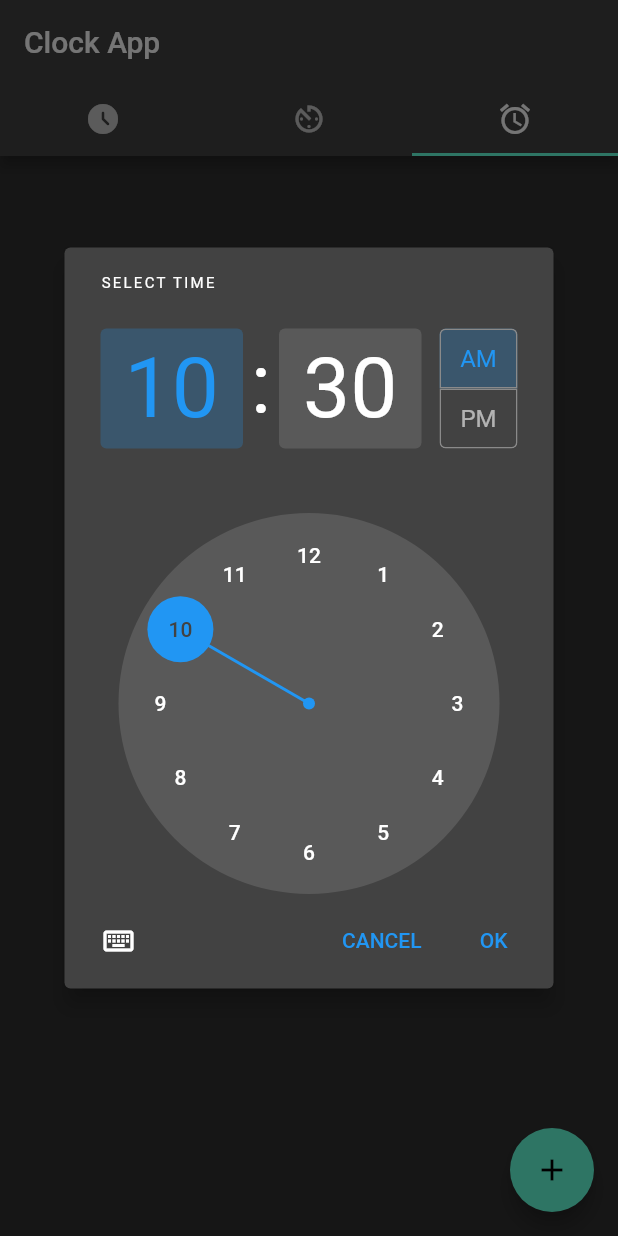
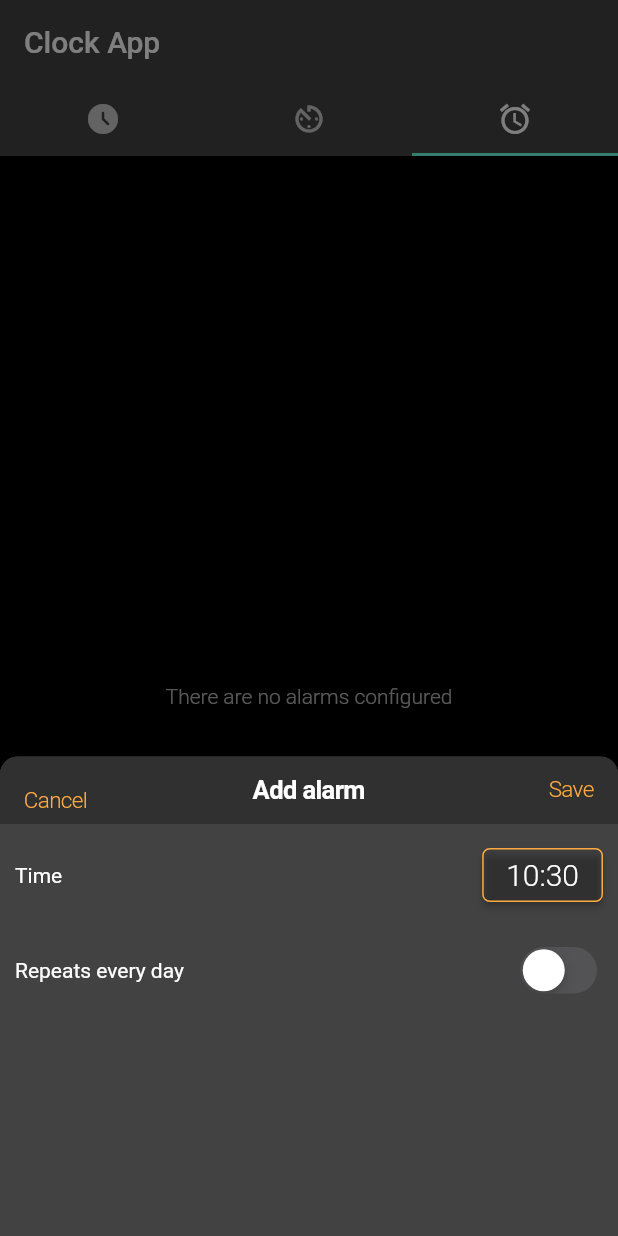
Before and after one commit to rodrigoc85/clock_demo, a Flutter app: the screen it shows after launch, tab 3 chosen, after a tap on the "add" icon, on a phone screen of 412 x 824 dp. Run offline on Flutter 3.47's test engine with Material 2 defaults, Android fonts, the phone set to English and light mode, and no system bars; our stand-ins replace flutter_slidable, modal_bottom_sheet.

Commit message:
Completing UI for iOS

```diff
--- /dev/null
+++ b/lib/helpers/helpers.dart
@@ -0,0 +1,17 @@
+import 'package:clock_test/models/alarm_data.dart';
+
+AlarmData? searchAlarmById(List<AlarmData> alarms, String id) {
+  for (var alarm in alarms) {
+    if (alarm.id == id) return alarm;
+  }
+}
+
+String formatTimeDigit(int val) {
+  late String sHour;
+  if (val < 10) {
+    sHour = "0$val";
+  } else {
+    sHour = "$val";
+  }
+  return sHour;
+}
--- a/lib/main.dart
+++ b/lib/main.dart
@@ -1,3 +1,7 @@
+import 'package:clock_test/models/alarm_data.dart';
+import 'package:clock_test/providers/alarm_provider.dart';
+import 'package:clock_test/ui/alarm_modal.dart';
+import 'package:clock_test/views/alarm_page.dart';
 import 'package:clock_test/views/analog_clock_page.dart';
 import 'package:clock_test/views/digital_clock_page.dart';
 import 'package:clock_test/ui/clock_base_app.dart';
@@ -5,12 +9,17 @@ import 'package:clock_test/ui/clock_scaffold.dart';
 import 'package:flutter/cupertino.dart';
 import 'package:flutter/material.dart';
 import 'package:flutter/services.dart';
+import 'package:provider/provider.dart';
 
 Future<void> main() async {
   WidgetsFlutterBinding.ensureInitialized();
-  runApp(ClockBaseApp(
-    child: AlarmApp(),
-  ));
+  runApp(MultiProvider(
+      providers: [
+        ChangeNotifierProvider<AlarmProvider>(create: (_) => AlarmProvider())
+      ],
+      child: ClockBaseApp(
+        child: AlarmApp(),
+      )));
 }
 
 class AlarmApp extends StatefulWidget {
@@ -22,12 +31,6 @@ class AlarmApp extends StatefulWidget {
 }
 
 class _AlarmAppState extends State<AlarmApp> {
-  bool _timeSet = false;
-
-  TimeOfDay _time = TimeOfDay.now();
-  var _day = DateTime.now().day;
-  var _month = DateTime.now().month;
-  var _year = DateTime.now().year;
   int _hour = 0;
   int _minute = 0;
 
@@ -49,61 +52,30 @@ class _AlarmAppState extends State<AlarmApp> {
         TabContent(
             icon: Icons.alarm,
             title: "Alarms",
-            page: _alarmPage(context),
+            page: AlarmPage(),
             action: ActionItem(
               icon: Icons.add,
               onTap: () {
-                _selectTime(context);
+                openAlarmModal(
+                    context,
+                    "Add alarm",
+                    AlarmData(
+                      id: "${DateTime.now().millisecondsSinceEpoch}",
+                      hours: DateTime.now().hour,
+                      minutes: DateTime.now().minute,
+                      repeats: false,
+                      enabled: true,
+                    ));
+                //_selectTime(context);
               },
             )),
       ],
     );
   }
 
-  Widget _alarmPage(BuildContext context) {
-    return Center(
-      child: Column(
-        mainAxisAlignment: MainAxisAlignment.center,
-        children: <Widget>[
-          if (_timeSet) Text(_time.toString().substring(10, 15)),
-          if (_timeSet)
-            ElevatedButton(
-              onPressed: () {
-                setState(() {
-                  _timeSet = false;
-                });
-                _deleteAlarm(context);
-              },
-              child: Text(
-                  "Delete Alarm for ${_time.toString().substring(10, 15)}"),
-            ),
-        ],
-      ),
-    );
-  }
-
-  void _selectTime(BuildContext context) async {
-    TimeOfDay? picked =
-        await showTimePicker(context: context, initialTime: _time);
-
-    if (picked != null && picked != _time) {
-      print("Time Current: ${_time.toString().substring(10, 15)}");
-      setState(() {
-        _time = picked;
-        _timeSet = true;
-        _hour = int.parse(_time.toString().substring(10, 12));
-        _minute = int.parse(_time.toString().substring(13, 15));
-        timeInMillies = DateTime(_year, _month, _day, _hour, _minute)
-            .millisecondsSinceEpoch;
-        print(timeInMillies);
-        _setupAlarm(context);
-      });
-    }
-  }
-
   _setupAlarm(BuildContext context) async {
     String data = await AlarmApp.methodChannel
-        .invokeMethod("startAlarm", [timeInMillies, _hour, _minute]);
+        .invokeMethod("startAlarm", ["idalarma", _hour, _minute, false]);
     debugPrint(data);
     showToast(context, data);
   }
--- /dev/null
+++ b/lib/models/alarm_data.dart
@@ -0,0 +1,32 @@
+class AlarmData {
+  String id; // = "${DateTime.now().millisecondsSinceEpoch}";
+  int hours;
+  int minutes;
+  bool repeats;
+  bool enabled;
+
+  AlarmData({
+    required this.id,
+    required this.hours,
+    required this.minutes,
+    required this.repeats,
+    required this.enabled,
+  });
+
+  update(AlarmData newData) {
+    this.id = newData.id;
+    this.hours = newData.hours;
+    this.minutes = newData.minutes;
+    this.repeats = newData.repeats;
+    this.enabled = newData.enabled;
+  }
+
+  AlarmData copy() {
+    return AlarmData(
+        id: this.id,
+        hours: this.hours,
+        minutes: this.minutes,
+        repeats: this.repeats,
+        enabled: this.enabled);
+  }
+}
--- /dev/null
+++ b/lib/providers/alarm_provider.dart
@@ -0,0 +1,47 @@
+import 'package:clock_test/helpers/helpers.dart';
+import 'package:clock_test/models/alarm_data.dart';
+import 'package:flutter/material.dart';
+
+class AlarmProvider extends ChangeNotifier {
+  List<AlarmData> _alarms = [
+    /*AlarmData(id: "1", hours: 5, minutes: 20, repeats: false, enabled: true),
+    AlarmData(id: "3", hours: 10, minutes: 45, repeats: true, enabled: false),
+    AlarmData(id: "4", hours: 23, minutes: 34, repeats: false, enabled: false),
+    AlarmData(id: "2", hours: 8, minutes: 30, repeats: true, enabled: true),
+    AlarmData(id: "5", hours: 5, minutes: 10, repeats: false, enabled: true),*/
+  ];
+
+  List<AlarmData> get alarms {
+    _alarms.sort((AlarmData a, AlarmData b) {
+      if (a.hours != b.hours) {
+        return a.hours.compareTo(b.hours);
+      }
+      return a.minutes.compareTo(b.minutes);
+    });
+    return _alarms;
+  }
+
+  cleanAlarmsOnFirstRun(BuildContext context) async {}
+
+  loadAlarms(BuildContext context, {bool update = false}) async {}
+
+  deleteAlarm(String id) {
+    for (var i = 0; i < _alarms.length; i++) {
+      if (_alarms[i].id == id) {
+        _alarms.removeAt(i);
+        break;
+      }
+    }
+    this.notifyListeners();
+  }
+
+  saveAlarm(AlarmData alarm) {
+    AlarmData? prevAlarm = searchAlarmById(_alarms, alarm.id);
+    if (prevAlarm != null) {
+      prevAlarm.update(alarm);
+    } else {
+      _alarms.add(alarm);
+    }
+    this.notifyListeners();
+  }
+}
--- /dev/null
+++ b/lib/ui/alarm_modal.dart
@@ -0,0 +1,73 @@
+import 'package:clock_test/models/alarm_data.dart';
+import 'package:clock_test/providers/alarm_provider.dart';
+import 'package:clock_test/ui/alarm_repeat_field.dart';
+import 'package:clock_test/ui/alarm_time_field.dart';
+import 'package:flutter/cupertino.dart';
+import 'package:flutter/material.dart';
+import 'package:modal_bottom_sheet/modal_bottom_sheet.dart';
+import 'package:provider/provider.dart';
+
+void openAlarmModal(BuildContext context, String title, AlarmData alarm) {
+  /*AlarmData(
+      id: "${DateTime.now().millisecondsSinceEpoch}",
+      hours: DateTime.now().hour.toString(),
+      minutes: DateTime.now().minute.toString(),
+      repeats: false,
+      enabled: true,
+    ); */
+  final alarmProvider = Provider.of<AlarmProvider>(context, listen: false);
+  showCupertinoModalBottomSheet(
+    barrierColor: Colors.black.withOpacity(0.5),
+    context: context,
+    builder: (context) => Material(
+        child: CupertinoPageScaffold(
+      navigationBar: CupertinoNavigationBar(
+        leading: GestureDetector(
+          onTap: () {
+            Navigator.pop(context);
+          },
+          child: Padding(
+            padding: const EdgeInsets.only(top: 14.0),
+            child: Text(
+              "Cancel",
+              style: TextStyle(
+                  fontWeight: FontWeight.w300,
+                  color: Colors.orangeAccent,
+                  fontSize: 15),
+            ),
+          ),
+        ),
+        middle: Text(
+          title,
+        ),
+        trailing: GestureDetector(
+          onTap: () {
+            alarmProvider.saveAlarm(alarm);
+            Navigator.pop(context);
+          },
+          child: Text(
+            "Save",
+            style: TextStyle(
+                fontWeight: FontWeight.w300,
+                color: Colors.orangeAccent,
+                fontSize: 15),
+          ),
+        ),
+      ),
+      child: SingleChildScrollView(
+        child: Padding(
+          padding: const EdgeInsets.only(top: 45),
+          child: Container(
+              height: MediaQuery.of(context).copyWith().size.height / 3,
+              color: Colors.grey[800],
+              child: Column(
+                children: [
+                  AlarmTimeField(alarm: alarm),
+                  AlarmRepeatField(alarm: alarm),
+                ],
+              )),
+        ),
+      ),
+    )),
+  );
+}
--- /dev/null
+++ b/lib/ui/alarm_repeat_field.dart
@@ -0,0 +1,36 @@
+import 'package:clock_test/models/alarm_data.dart';
+import 'package:flutter/cupertino.dart';
+import 'package:flutter/material.dart';
+
+class AlarmRepeatField extends StatefulWidget {
+  final AlarmData alarm;
+  const AlarmRepeatField({
+    Key? key,
+    required this.alarm,
+  }) : super(key: key);
+
+  @override
+  _AlarmRepeatFieldState createState() => _AlarmRepeatFieldState();
+}
+
+class _AlarmRepeatFieldState extends State<AlarmRepeatField> {
+  @override
+  Widget build(BuildContext context) {
+    return Container(
+      padding: const EdgeInsets.all(10),
+      child: Row(
+        mainAxisAlignment: MainAxisAlignment.spaceBetween,
+        children: [
+          Text("Repeats every day"),
+          CupertinoSwitch(
+              value: widget.alarm.repeats,
+              onChanged: (bool newVal) {
+                setState(() {
+                  widget.alarm.repeats = newVal;
+                });
+              })
+        ],
+      ),
+    );
+  }
+}
--- /dev/null
+++ b/lib/ui/alarm_time_field.dart
@@ -0,0 +1,70 @@
+import 'package:clock_test/models/alarm_data.dart';
+import 'package:flutter/material.dart';
+import 'package:flutter/widgets.dart';
+import 'package:clock_test/helpers/helpers.dart';
+
+class AlarmTimeField extends StatefulWidget {
+  final AlarmData alarm;
+  const AlarmTimeField({
+    Key? key,
+    required this.alarm,
+  }) : super(key: key);
+
+  @override
+  _AlarmTimeFieldState createState() => _AlarmTimeFieldState();
+}
+
+class _AlarmTimeFieldState extends State<AlarmTimeField> {
+  @override
+  Widget build(BuildContext context) {
+    return Container(
+      padding: const EdgeInsets.all(10),
+      child: Row(
+        mainAxisAlignment: MainAxisAlignment.spaceBetween,
+        children: [
+          Text("Time"),
+          ElevatedButton(
+            onPressed: () {
+              _selectTime(context);
+            },
+            child: Text(
+              "${formatTimeDigit(widget.alarm.hours)}:${formatTimeDigit(widget.alarm.minutes)}",
+              style: TextStyle(fontSize: 20, fontWeight: FontWeight.w300),
+            ),
+            style: ButtonStyle(
+                backgroundColor:
+                    MaterialStateProperty.all<Color>(Color(0x00000000)),
+                shape: MaterialStateProperty.all<RoundedRectangleBorder>(
+                    RoundedRectangleBorder(
+                        borderRadius: BorderRadius.circular(5.0),
+                        side: BorderSide(color: Colors.orangeAccent)))),
+          )
+        ],
+      ),
+    );
+  }
+
+  void _selectTime(BuildContext context) async {
+    DateTime now = DateTime.now().toLocal();
+    TimeOfDay _time = TimeOfDay.fromDateTime(DateTime(now.year, now.month,
+        now.day, widget.alarm.hours, widget.alarm.minutes, 0, 0, 0));
+
+    TimeOfDay? picked = await showTimePicker(
+      context: context,
+      initialTime: _time,
+      builder: (BuildContext context, Widget? child) {
+        return MediaQuery(
+          data: MediaQuery.of(context).copyWith(alwaysUse24HourFormat: false),
+          child: child!,
+        );
+      },
+    );
+
+    if (picked != null) {
+      setState(() {
+        widget.alarm.hours = picked.hour;
+        widget.alarm.minutes = picked.minute;
+      });
+    }
+  }
+}
--- a/lib/ui/digital_clock.dart
+++ b/lib/ui/digital_clock.dart
@@ -1,5 +1,6 @@
 import 'dart:async';
 import 'package:flutter/material.dart';
+import 'package:clock_test/helpers/helpers.dart';
 
 class DigitalClock extends StatefulWidget {
   DigitalClock({Key? key}) : super(key: key);
@@ -48,14 +49,4 @@ class _DigitalClockState extends State<DigitalClock> {
       ),
     );
   }
-
-  String formatTimeDigit(int val) {
-    late String sHour;
-    if (val < 10) {
-      sHour = "0$val";
-    } else {
-      sHour = "$val";
-    }
-    return sHour;
-  }
 }
--- /dev/null
+++ b/lib/views/alarm_page.dart
@@ -0,0 +1,105 @@
+import 'package:clock_test/models/alarm_data.dart';
+import 'package:clock_test/providers/alarm_provider.dart';
+import 'package:clock_test/ui/alarm_modal.dart';
+import 'package:clock_test/ui/alarm_tile.dart';
+import 'package:flutter/material.dart';
+import 'package:provider/provider.dart';
+import 'package:flutter_slidable/flutter_slidable.dart';
+
+class AlarmPage extends StatefulWidget {
+  AlarmPage({Key? key}) : super(key: key);
+
+  @override
+  _AlarmPageState createState() => _AlarmPageState();
+}
+
+class _AlarmPageState extends State<AlarmPage> {
+  @override
+  void initState() {
+    super.initState();
+    final alarmProvider = Provider.of<AlarmProvider>(context, listen: false);
+    alarmProvider.cleanAlarmsOnFirstRun(context);
+    alarmProvider.loadAlarms(context);
+  }
+
+  @override
+  Widget build(BuildContext context) {
+    final alarmProvider = Provider.of<AlarmProvider>(context, listen: true);
+
+    return Material(
+      color: Colors.black,
+      child: (alarmProvider.alarms.length == 0)
+          ? _emptyListContent()
+          : _listAlarms(alarmProvider),
+    );
+  }
+
+  Widget _emptyListContent() {
+    return Center(
+      child: Text(
+        "There are no alarms configured",
+        style: TextStyle(fontWeight: FontWeight.w300, color: Colors.white70),
+      ),
+    );
+  }
+
+  Widget _listAlarms(alarmProvider) {
+    return ListView.builder(
+      itemCount: alarmProvider.alarms.length + 1,
+      itemBuilder: (context, index) {
+        if (index == 0) {
+          return Column(
+            children: [
+              Padding(
+                padding: const EdgeInsets.all(8.0),
+                child: Text("Swipe right for more options",
+                    style: TextStyle(
+                        color: Colors.white70,
+                        fontSize: 13,
+                        fontWeight: FontWeight.w300)),
+              ),
+              Divider(
+                color: Colors.grey[400],
+                thickness: 0.2,
+                height: 1,
+              )
+            ],
+          );
+        }
+        return _slidableItem(index, alarmProvider);
+      },
+    );
+  }
+
+  Widget _slidableItem(int index, alarmProvider) {
+    List<AlarmData> alarms = alarmProvider.alarms;
+    return Slidable(
+        key: ValueKey(index),
+        startActionPane: ActionPane(
+          motion: const BehindMotion(),
+          children: [
+            SlidableAction(
+              onPressed: (BuildContext context) {
+                alarmProvider.deleteAlarm(alarms[index - 1].id);
+              },
+              backgroundColor: Colors.red,
+              foregroundColor: Colors.white,
+              icon: Icons.delete,
+              label: 'Delete',
+            ),
+            SlidableAction(
+              onPressed: (BuildContext context) {
+                openAlarmModal(context, "New alarm", alarms[index - 1].copy());
+              },
+              backgroundColor: Colors.orangeAccent,
+              foregroundColor: Colors.white,
+              icon: Icons.edit,
+              label: 'Edit',
+            ),
+          ],
+        ),
+        child: AlarmTile(
+          alarm: alarms[index - 1],
+        ));
+  }
+}
--- a/pubspec.yaml
+++ b/pubspec.yaml
@@ -12,6 +12,9 @@ dependencies:
   flutter:
     sdk: flutter
   cupertino_icons: ^1.0.2
+  provider: ^6.0.1
+  flutter_slidable: ^1.0.0
+  modal_bottom_sheet: ^2.0.0
 
 dev_dependencies:
   flutter_test:
```
Also changed, not shown: lib/ui/alarm_tile.dart (added, +66 -0 lines), pubspec.lock, 1 other file.
